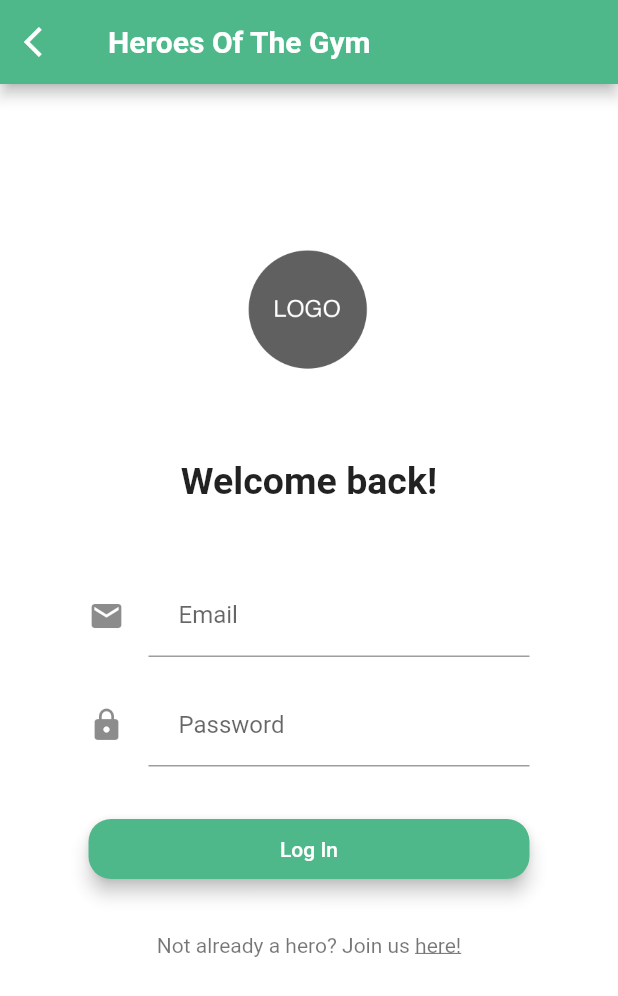
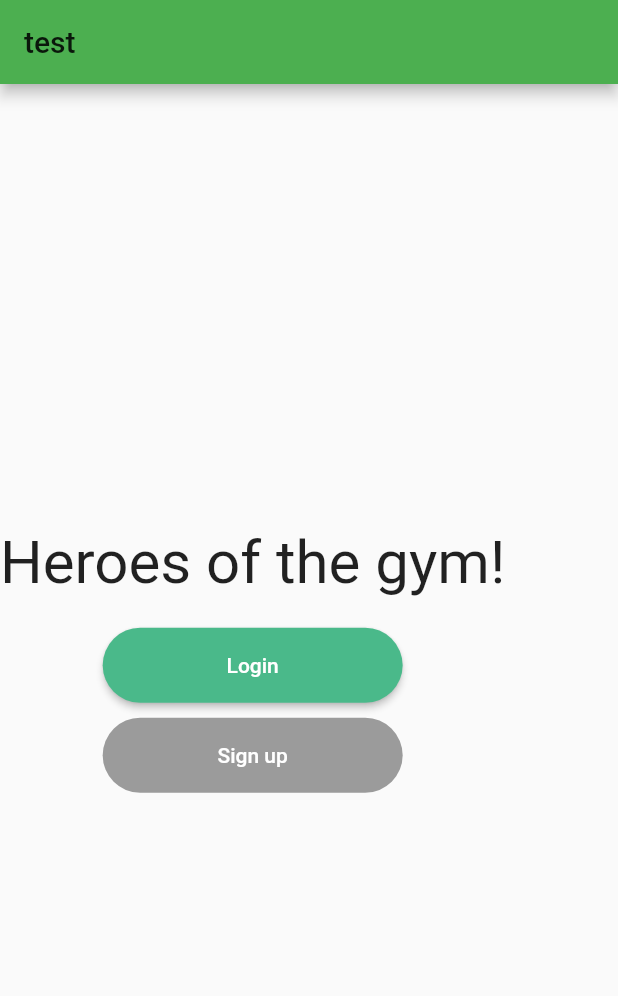
Before and after one commit to azero-as/hotg, a Flutter app: the screen it shows after launch, on a phone screen of 412 x 824 dp. Shown: the top 996 px of the screen. Run offline on Flutter 3.47's test engine with Material 2 defaults, Android fonts, the phone set to English and light mode, and no system bars.

Commit message:
#1 add frontpage file and link between pages

```diff
--- /dev/null
+++ b/heroes_app/lib/frontpage.dart
@@ -0,0 +1,71 @@
+import 'package:flutter/material.dart';
+import 'login.dart';
+
+class FrontPage extends StatefulWidget {
+    static String tag = 'front-page';
+    @override
+    _MyHomePageState createState() => _MyHomePageState();
+}
+
+class _MyHomePageState extends State<FrontPage> {
+    int counter = 0;
+    List<String> strings = ['Flutter', 'is', 'cool', "and","awesome!"];
+    String displayedString = "Heroes of the gym!";
+
+
+    @override
+    Widget build(BuildContext context) {
+        return Scaffold(
+            appBar: AppBar(
+                // Here we take the value from the MyHomePage object that was created by
+                // the App.build method, and use it to set our appbar title.
+                title: Text("test"),
+                backgroundColor: Colors.green,
+            ),
+            body: Container(
+                // Center is a layout widget. It takes a single child and positions it
+                // in the middle of the parent.
+
+                child: Column(
+                    mainAxisAlignment: MainAxisAlignment.center,
+                    children: <Widget>[
+                        new Text(displayedString, style: new TextStyle(fontSize: 40.0)),
+                        new Padding(padding: new EdgeInsets.all(10.0)),
+                        new SizedBox(
+                            width: 200.0,
+                            height: 50.0,
+                            child: new RaisedButton(
+                                child: new Text(
+                                    "Login",
+                                    style: new TextStyle(color: Colors.white)
+                                ),
+                                color: Color(0xFF4AB98A),
+                                onPressed: () {
+                                    //TODO: eventhandler on log in button
+                                    Navigator.of(context).pushNamed(LoginPage.tag);
+                                },
+                                shape: new RoundedRectangleBorder(borderRadius: new BorderRadius.circular(30.0)),
+
+                            ),
+
+                        ),
+                        new Container(
+                            width: 200.0,
+                            height: 50.0,
+                            margin: const EdgeInsets.only(top: 10.0),
+                            child: new RaisedButton(
+                                child: new Text(
+                                    "Sign up",
+                                    style: new TextStyle(color: Colors.white)
+                                ),
+                                color: Colors.green,
+                                shape: new RoundedRectangleBorder(borderRadius: new BorderRadius.circular(30.0)),
+                            ),
+
+                        ),
+                    ],
+                ),
+            ),
+        );
+    }
+}
--- a/heroes_app/lib/main.dart
+++ b/heroes_app/lib/main.dart
@@ -1,6 +1,7 @@
 import 'package:flutter/material.dart';
 import 'login.dart';
 import 'dashboard.dart';
+import 'frontpage.dart';
 
 void main() => runApp(new MyApp());
 
@@ -10,6 +11,7 @@ class MyApp extends StatelessWidget {
   final routes = <String, WidgetBuilder>{
     LoginPage.tag: (context) => LoginPage(),
     Dashboard.tag: (context) => Dashboard(),
+    FrontPage.tag: (context) => FrontPage(),
   };
 
   @override
@@ -22,7 +24,7 @@ class MyApp extends StatelessWidget {
         secondaryHeaderColor: const Color(0xFF5DC6D9),
         accentColor: const Color(0xFFFFAD32),
       ),
-      home: LoginPage(), //Change this to the first page (login/signin)
+      home: FrontPage(), //Change this to the first page (login/signin)
       routes: routes,
     );
   }
```
